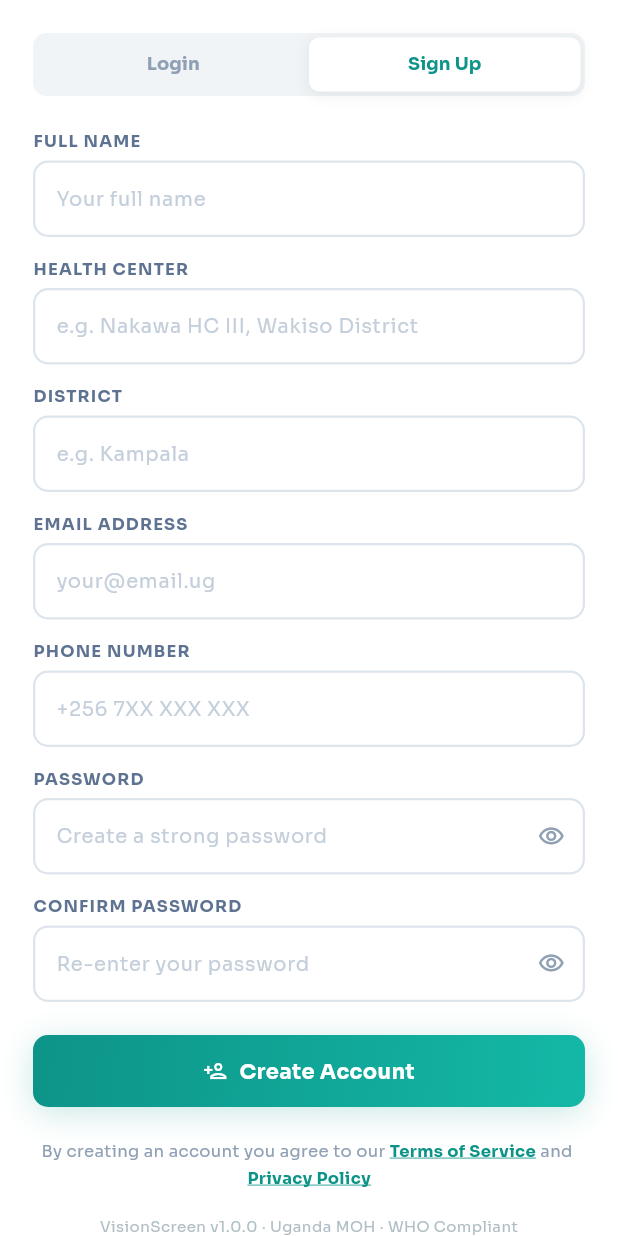
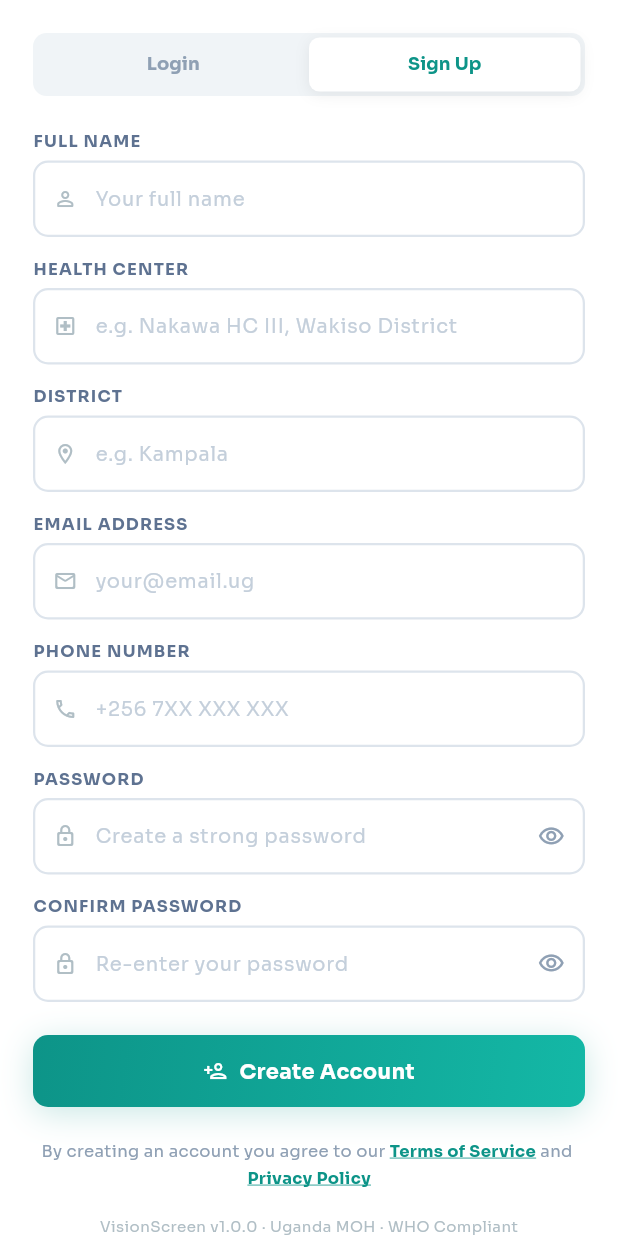
Before and after one commit to mugisharayan/VisionScreen-Mobile-Application, a Flutter app: the LoginScreen screen opened by its route, tab 2 chosen, on a phone screen of 412 x 824 dp. Run offline on Flutter 3.47's test engine with Material 3 defaults, Android fonts, the phone set to English and light mode, and no system bars; our stand-ins replace connectivity_plus, geocoding, geolocator, google_fonts, shared_preferences; accounts and stored records are empty.

Commit message:
modified something in the login screen and signup

```diff
--- a/lib/screens/login_screen.dart
+++ b/lib/screens/login_screen.dart
@@ -1,4 +1,5 @@
 import 'package:flutter/material.dart';
+import 'package:flutter/services.dart';
 import 'package:google_fonts/google_fonts.dart';
 import 'splash_screen.dart' show AppColors;
 
@@ -153,6 +154,7 @@
     final heroVisible = _heroVisible && !keyboardOpen && !isSignUp;
     return Scaffold(
       backgroundColor: Colors.white,
+      resizeToAvoidBottomInset: true,
       body: Column(
         children: [
           // ── Dark header ──
@@ -463,6 +465,7 @@
         _InputField(
           controller: emailCtrl,
           hint: 'health@worker.ug',
+          prefix: Icons.mail_outline_rounded,
           keyboardType: TextInputType.emailAddress,
           inputAction: TextInputAction.next,
           hasError: emailError != null,
@@ -475,6 +478,7 @@
         _InputField(
           controller: passwordCtrl,
           hint: '••••••••',
+          prefix: Icons.lock_outline_rounded,
           obscure: !passwordVisible,
           inputAction: TextInputAction.done,
           hasError: passwordError != null,
@@ -628,6 +632,7 @@
         _InputField(
           controller: nameCtrl,
           hint: 'Your full name',
+          prefix: Icons.person_outline_rounded,
           inputAction: TextInputAction.next,
           hasError: nameError != null,
           onChanged: onNameChanged,
@@ -639,6 +644,7 @@
         _InputField(
           controller: centreCtrl,
           hint: 'e.g. Nakawa HC III, Wakiso District',
+          prefix: Icons.local_hospital_outlined,
           inputAction: TextInputAction.next,
           hasError: centreError != null,
           onChanged: onCentreChanged,
@@ -650,6 +656,7 @@
         _InputField(
           controller: districtCtrl,
           hint: 'e.g. Kampala',
+          prefix: Icons.location_on_outlined,
           inputAction: TextInputAction.next,
           hasError: districtError != null,
           onChanged: onDistrictChanged,
@@ -661,6 +668,7 @@
         _InputField(
           controller: emailCtrl,
           hint: 'your@email.ug',
+          prefix: Icons.mail_outline_rounded,
           keyboardType: TextInputType.emailAddress,
           inputAction: TextInputAction.next,
           hasError: emailError != null,
@@ -673,6 +681,7 @@
         _InputField(
           controller: phoneCtrl,
           hint: '+256 7XX XXX XXX',
+          prefix: Icons.phone_outlined,
           keyboardType: TextInputType.phone,
           inputAction: TextInputAction.next,
           hasError: phoneError != null,
@@ -685,6 +694,7 @@
         _InputField(
           controller: passwordCtrl,
           hint: 'Create a strong password',
+          prefix: Icons.lock_outline_rounded,
           obscure: !passwordVisible,
           inputAction: TextInputAction.next,
           hasError: passwordError != null,
@@ -709,6 +719,7 @@
         _InputField(
           controller: confirmPasswordCtrl,
           hint: 'Re-enter your password',
+          prefix: Icons.lock_outline_rounded,
           obscure: !confirmPasswordVisible,
           inputAction: TextInputAction.done,
           hasError: confirmPasswordError != null,
@@ -758,7 +769,10 @@
   @override
   Widget build(BuildContext context) {
     return GestureDetector(
-      onTap: onTap,
+      onTap: () {
+        HapticFeedback.lightImpact();
+        onTap();
+      },
       child: AnimatedContainer(
         duration: const Duration(milliseconds: 200),
         padding: const EdgeInsets.symmetric(vertical: 11, horizontal: 8),
@@ -826,6 +840,7 @@
     this.obscure = false,
     this.keyboardType,
     this.inputAction = TextInputAction.next,
+    this.prefix,
     this.suffix,
     this.hasError = false,
     this.onChanged,
@@ -836,6 +851,7 @@
   final bool obscure;
   final TextInputType? keyboardType;
   final TextInputAction inputAction;
+  final IconData? prefix;
   final Widget? suffix;
   final bool hasError;
   final ValueChanged<String>? onChanged;
@@ -895,18 +911,28 @@
             fontSize: 13,
             color: const Color(0xFFC4CFDB),
           ),
+          prefixIcon: widget.prefix != null
+              ? Padding(
+                  padding: const EdgeInsets.only(left: 12, right: 8),
+                  child: Icon(
+                    widget.prefix,
+                    size: 16,
+                    color: _focused
+                        ? AppColors.teal
+                        : const Color(0xFFB0BEC5),
+                  ),
+                )
+              : null,
+          prefixIconConstraints: const BoxConstraints(minWidth: 0, minHeight: 0),
           suffixIcon: widget.suffix != null
               ? Padding(
                   padding: const EdgeInsets.only(right: 12),
                   child: widget.suffix,
                 )
               : null,
-          suffixIconConstraints: const BoxConstraints(
-            minWidth: 0,
-            minHeight: 0,
-          ),
-          contentPadding: const EdgeInsets.symmetric(
-            horizontal: 14,
+          suffixIconConstraints: const BoxConstraints(minWidth: 0, minHeight: 0),
+          contentPadding: EdgeInsets.symmetric(
+            horizontal: widget.prefix != null ? 4 : 14,
             vertical: 12,
           ),
           border: InputBorder.none,
@@ -1085,6 +1111,7 @@
       onTapUp: (_) {
         if (widget.loading) return;
         setState(() => _pressed = false);
+        HapticFeedback.mediumImpact();
         widget.onTap();
       },
       onTapCancel: () => setState(() => _pressed = false),
```
